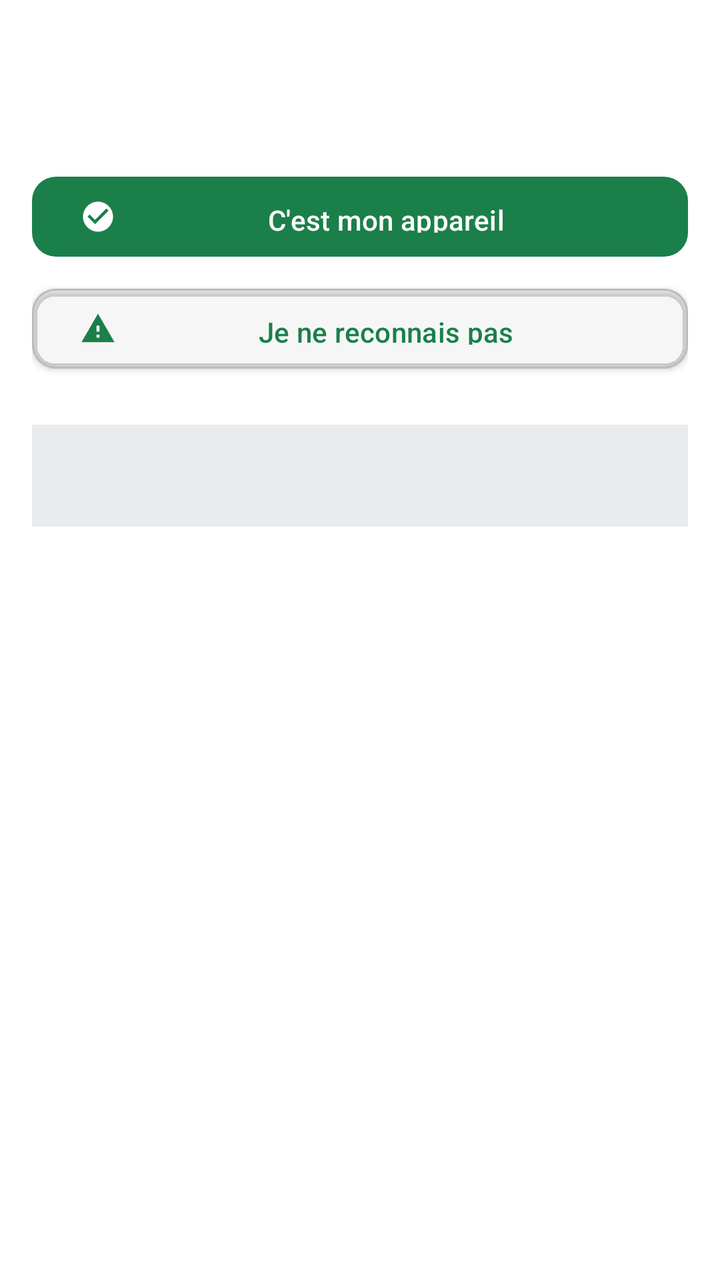
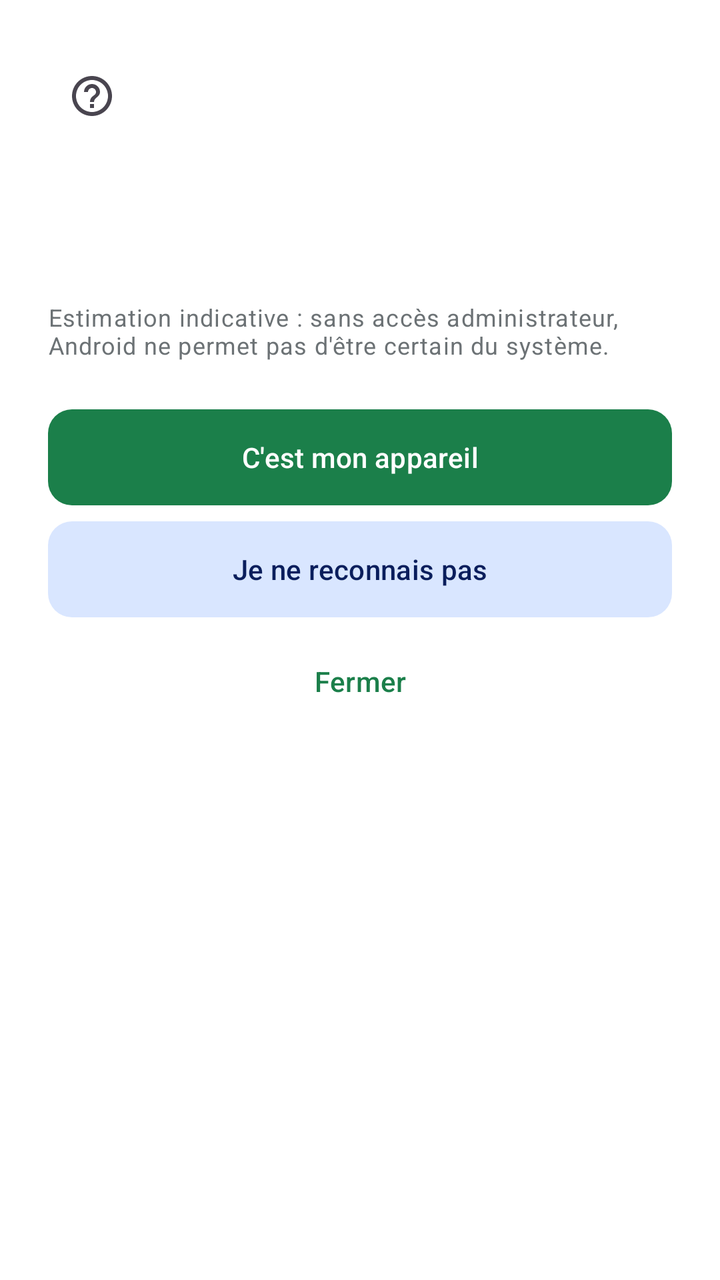

The first picture is an Android layout as it rendered before a commit; the second is the same layout after the commit. The layout source and the unified diff follow.
<!-- AndroidManifest.xml: application theme Theme.NetScan -->
<!-- res/layout/simple_dialog_device.xml -->
<?xml version="1.0" encoding="utf-8"?>
<LinearLayout xmlns:android="http://schemas.android.com/apk/res/android"
    xmlns:app="http://schemas.android.com/apk/res-auto"
    android:layout_width="match_parent"
    android:layout_height="wrap_content"
    android:orientation="vertical"
    android:padding="@dimen/screen_padding"
    android:background="?attr/colorSurface">

    <TextView
        android:id="@+id/text_device_name"
        android:layout_width="match_parent"
        android:layout_height="wrap_content"
        android:layout_marginBottom="@dimen/screen_padding_xs"
        android:textAppearance="@style/TextAppearance.NetScan.TitleLarge"
        android:textColor="?attr/colorOnSurface" />

    <TextView
        android:id="@+id/text_device_ip"
        android:layout_width="match_parent"
        android:layout_height="wrap_content"
        android:layout_marginBottom="@dimen/screen_padding"
        android:fontFamily="monospace"
        android:textAppearance="@style/TextAppearance.NetScan.BodyMedium"
        android:textColor="?attr/colorOnSurfaceVariant" />

    <LinearLayout
        android:layout_width="match_parent"
        android:layout_height="wrap_content"
        android:orientation="vertical"
        android:layout_marginBottom="@dimen/screen_padding">

        <com.google.android.material.button.MaterialButton
            android:id="@+id/button_mine"
            style="@style/Widget.NetScan.Button.Filled"
            android:layout_width="match_parent"
            android:layout_height="@dimen/touch_target_min"
            android:layout_marginBottom="@dimen/screen_padding_small"
            android:text="@string/simple_device_mine"
            android:textAllCaps="false"
            app:icon="@drawable/ic_device_ok"
            app:iconGravity="start"
            app:iconPadding="8dp"
            android:elevation="2dp" />

        <com.google.android.material.button.MaterialButton
            android:id="@+id/button_unknown"
            style="@style/Widget.NetScan.Button.Outlined"
            android:layout_width="match_parent"
            android:layout_height="@dimen/touch_target_min"
            android:text="@string/simple_device_unknown"
            android:textAllCaps="false"
            app:icon="@drawable/ic_device_warning"
            app:iconGravity="start"
            app:iconPadding="8dp"
            android:elevation="2dp" />
    </LinearLayout>

    <TextView
        android:id="@+id/text_advice"
        android:layout_width="match_parent"
        android:layout_height="wrap_content"
        android:layout_marginTop="@dimen/screen_padding_small"
        android:background="?attr/colorSurfaceVariant"
        android:padding="@dimen/screen_padding"
        android:textAppearance="@style/TextAppearance.NetScan.BodyMedium"
        android:textColor="?attr/colorOnSurface" />

</LinearLayout>
<!-- resources referenced by this layout -->
<resources>
  <dimen name="screen_padding_xs">4dp</dimen>
  <!-- drawable ic_device_ok (drawable) -->
  <vector xmlns:android="http://schemas.android.com/apk/res/android"
      android:width="24dp"
      android:height="24dp"
      android:viewportWidth="24"
      android:viewportHeight="24"
      android:tint="?attr/colorPrimary">
      
      <path
          android:fillColor="@android:color/white"
          android:pathData="M12,2C6.5,2 2,6.5 2,12s4.5,10 10,10 10,-4.5 10,-10S17.5,2 12,2zM10,17l-5,-5 1.4,-1.4L10,14.2l7.6,-7.6L19,8l-9,9z" />
  </vector>
  <!-- drawable ic_device_warning (drawable) -->
  <vector xmlns:android="http://schemas.android.com/apk/res/android"
      android:width="24dp"
      android:height="24dp"
      android:viewportWidth="24"
      android:viewportHeight="24"
      android:tint="?attr/colorPrimary">
      
      <path
          android:fillColor="@android:color/white"
          android:pathData="M1,21h22L12,2 1,21zM13,18h-2v-2h2v2zM13,14h-2v-4h2v4z" />
  </vector>
  <style name="Widget.NetScan.Button.Filled" parent="Widget.Material3.Button">
          <item name="android:paddingLeft">24dp</item>
          <item name="android:paddingTop">12dp</item>
          <item name="android:paddingRight">24dp</item>
          <item name="android:paddingBottom">12dp</item>
          <item name="cornerFamily">rounded</item>
          <item name="cornerRadius">12dp</item>
          <item name="android:elevation">2dp</item>
      </style>
  <style name="Widget.NetScan.Button.Outlined" parent="Widget.Material3.Button.OutlinedButton">
          <item name="android:paddingLeft">24dp</item>
          <item name="android:paddingTop">12dp</item>
          <item name="android:paddingRight">24dp</item>
          <item name="android:paddingBottom">12dp</item>
          <item name="cornerFamily">rounded</item>
          <item name="cornerRadius">12dp</item>
          <item name="android:elevation">0dp</item>
      </style>
  <style name="Theme.NetScan" parent="Theme.Material3.DayNight.NoActionBar">
          
          <item name="colorPrimary">@color/primary</item>
          <item name="colorOnPrimary">@color/on_primary</item>
          <item name="colorPrimaryContainer">@color/primary_container</item>
          <item name="colorOnPrimaryContainer">@color/on_primary_container</item>
  
          
          <item name="colorSecondary">@color/secondary</item>
          <item name="colorOnSecondary">@color/on_secondary</item>
          <item name="colorSecondaryContainer">@color/secondary_container</item>
          <item name="colorOnSecondaryContainer">@color/on_secondary_container</item>
  
          
          <item name="colorSurface">@color/surface</item>
          <item name="colorOnSurface">@color/on_surface</item>
          <item name="colorSurfaceVariant">@color/surface_variant</item>
          <item name="colorOnSurfaceVariant">@color/on_surface_variant</item>
          <item name="colorBackground">@color/background</item>
          <item name="android:colorBackground">@color/background</item>
          <item name="android:windowBackground">@color/background</item>
  
          
          <item name="colorOutline">@color/outline</item>
          <item name="colorError">@color/error</item>
          <item name="colorOnError">@color/on_error</item>
          <item name="colorErrorContainer">@color/error_container</item>
          <item name="colorOnErrorContainer">@color/on_error_container</item>
  
          
          <item name="colorSuccess">@color/status_ok</item>
          <item name="colorWarning">@color/status_warning</item>
          <item name="colorOnWarning">@color/on_warning</item>
  
          
          <item name="buttonStyle">@style/Widget.NetScan.Button</item>
          <item name="borderlessButtonStyle">@style/Widget.NetScan.Button.Borderless</item>
  
          
          <item name="textInputStyle">@style/Widget.NetScan.TextInputLayout</item>
          <item name="editTextStyle">@style/Widget.NetScan.EditText</item>
  
          
          <item name="android:progressBarStyleHorizontal">@style/Widget.NetScan.ProgressBar.Horizontal</item>
  
          
          <item name="bottomNavigationStyle">@style/Widget.NetScan.BottomNavigationView</item>
      </style>
  <style name="Widget.NetScan.Button" parent="Widget.Material3.Button">
          <item name="android:insetLeft">0dp</item>
          <item name="android:insetTop">0dp</item>
          <item name="android:insetRight">0dp</item>
          <item name="android:insetBottom">0dp</item>
          <item name="android:paddingLeft">24dp</item>
          <item name="android:paddingTop">12dp</item>
          <item name="android:paddingRight">24dp</item>
          <item name="android:paddingBottom">12dp</item>
          <item name="cornerFamily">rounded</item>
          <item name="cornerRadius">12dp</item>
          <item name="android:elevation">2dp</item>
      </style>
  <style name="Widget.NetScan.Button.Borderless" parent="Widget.Material3.Button.TextButton">
          <item name="android:paddingLeft">16dp</item>
          <item name="android:paddingTop">8dp</item>
          <item name="android:paddingRight">16dp</item>
          <item name="android:paddingBottom">8dp</item>
          <item name="cornerFamily">rounded</item>
          <item name="cornerRadius">8dp</item>
      </style>
  <!-- unchanged entries left out for length: 34 -->
</resources>

<!-- the commit's change to res/layout/simple_dialog_device.xml (unified diff, before → after) -->
@@ -1,69 +1,122 @@
 <?xml version="1.0" encoding="utf-8"?>
-<LinearLayout xmlns:android="http://schemas.android.com/apk/res/android"
+<ScrollView xmlns:android="http://schemas.android.com/apk/res/android"
     xmlns:app="http://schemas.android.com/apk/res-auto"
     android:layout_width="match_parent"
     android:layout_height="wrap_content"
-    android:orientation="vertical"
-    android:padding="@dimen/screen_padding"
-    android:background="?attr/colorSurface">
-
-    <TextView
-        android:id="@+id/text_device_name"
-        android:layout_width="match_parent"
-        android:layout_height="wrap_content"
-        android:layout_marginBottom="@dimen/screen_padding_xs"
-        android:textAppearance="@style/TextAppearance.NetScan.TitleLarge"
-        android:textColor="?attr/colorOnSurface" />
-
-    <TextView
-        android:id="@+id/text_device_ip"
-        android:layout_width="match_parent"
-        android:layout_height="wrap_content"
-        android:layout_marginBottom="@dimen/screen_padding"
-        android:fontFamily="monospace"
-        android:textAppearance="@style/TextAppearance.NetScan.BodyMedium"
-        android:textColor="?attr/colorOnSurfaceVariant" />
+    android:background="?attr/colorSurface"
+    android:fillViewport="false">
 
     <LinearLayout
         android:layout_width="match_parent"
         android:layout_height="wrap_content"
         android:orientation="vertical"
-        android:layout_marginBottom="@dimen/screen_padding">
+        android:padding="@dimen/screen_padding_large">
+
+        <LinearLayout
+            android:layout_width="match_parent"
+            android:layout_height="wrap_content"
+            android:gravity="center_vertical"
+            android:orientation="horizontal">
+
+            <FrameLayout
+                android:id="@+id/icon_container"
+                android:layout_width="@dimen/device_icon_container"
+                android:layout_height="@dimen/device_icon_container">
+
+                <ImageView
+                    android:id="@+id/image_os"
+                    android:layout_width="24dp"
+                    android:layout_height="24dp"
+                    android:layout_gravity="center"
+                    android:importantForAccessibility="no"
+                    android:src="@drawable/ic_os_unknown" />
+            </FrameLayout>
+
+            <LinearLayout
+                android:layout_width="0dp"
+                android:layout_height="wrap_content"
+                android:layout_marginStart="12dp"
+                android:layout_weight="1"
+                android:orientation="vertical">
+
+                <TextView
+                    android:id="@+id/text_device_name"
+                    android:layout_width="match_parent"
+                    android:layout_height="wrap_content"
+                    android:textAppearance="@style/TextAppearance.NetScan.TitleLarge"
+                    android:textColor="?attr/colorOnSurface" />
+
+                <TextView
+                    android:id="@+id/text_device_ip"
+                    android:layout_width="match_parent"
+                    android:layout_height="wrap_content"
+                    android:fontFamily="monospace"
+                    android:textAppearance="@style/TextAppearance.NetScan.BodyMedium"
+                    android:textColor="?attr/colorOnSurfaceVariant" />
+            </LinearLayout>
+        </LinearLayout>
+
+        <TextView
+            android:id="@+id/chip_os"
+            android:layout_width="wrap_content"
+            android:layout_height="wrap_content"
+            android:layout_marginTop="@dimen/screen_padding"
+            android:paddingStart="12dp"
+            android:paddingTop="4dp"
+            android:paddingEnd="12dp"
+            android:paddingBottom="4dp"
+            android:textAppearance="@style/TextAppearance.Material3.LabelLarge" />
+
+        <TextView
+            android:id="@+id/text_device_os"
+            android:layout_width="match_parent"
+            android:layout_height="wrap_content"
+            android:layout_marginTop="@dimen/screen_padding_small"
+            android:textAppearance="@style/TextAppearance.NetScan.BodyMedium"
+            android:textColor="?attr/colorOnSurface" />
+
+        <TextView
+            android:id="@+id/text_os_hint"
+            android:layout_width="match_parent"
+            android:layout_height="wrap_content"
+            android:layout_marginTop="@dimen/screen_padding_small"
+            android:text="@string/os_hint"
+            android:textAppearance="@style/TextAppearance.NetScan.BodySmall"
+            android:textColor="?attr/colorOnSurfaceVariant" />
 
         <com.google.android.material.button.MaterialButton
             android:id="@+id/button_mine"
             style="@style/Widget.NetScan.Button.Filled"
             android:layout_width="match_parent"
-            android:layout_height="@dimen/touch_target_min"
-            android:layout_marginBottom="@dimen/screen_padding_small"
-            android:text="@string/simple_device_mine"
-            android:textAllCaps="false"
-            app:icon="@drawable/ic_device_ok"
-            app:iconGravity="start"
-            app:iconPadding="8dp"
-            android:elevation="2dp" />
+            android:layout_height="wrap_content"
+            android:layout_marginTop="@dimen/screen_padding_large"
+            android:text="@string/simple_device_mine" />
 
         <com.google.android.material.button.MaterialButton
             android:id="@+id/button_unknown"
-            style="@style/Widget.NetScan.Button.Outlined"
+            style="@style/Widget.NetScan.Button.Tonal"
             android:layout_width="match_parent"
-            android:layout_height="@dimen/touch_target_min"
-            android:text="@string/simple_device_unknown"
-            android:textAllCaps="false"
-            app:icon="@drawable/ic_device_warning"
-            app:iconGravity="start"
-            app:iconPadding="8dp"
-            android:elevation="2dp" />
+            android:layout_height="wrap_content"
+            android:layout_marginTop="@dimen/screen_padding_small"
+            android:text="@string/simple_device_unknown" />
+
+        <TextView
+            android:id="@+id/text_advice"
+            android:layout_width="match_parent"
+            android:layout_height="wrap_content"
+            android:layout_marginTop="@dimen/screen_padding"
+            android:padding="@dimen/screen_padding"
+            android:background="?attr/colorSurfaceVariant"
+            android:textAppearance="@style/TextAppearance.NetScan.BodyMedium"
+            android:textColor="?attr/colorOnSurfaceVariant"
+            android:visibility="gone" />
+
+        <com.google.android.material.button.MaterialButton
+            android:id="@+id/button_close"
+            style="@style/Widget.NetScan.Button.Borderless"
+            android:layout_width="match_parent"
+            android:layout_height="wrap_content"
+            android:layout_marginTop="@dimen/screen_padding_small"
+            android:text="@string/simple_device_close" />
     </LinearLayout>
-
-    <TextView
-        android:id="@+id/text_advice"
-        android:layout_width="match_parent"
-        android:layout_height="wrap_content"
-        android:layout_marginTop="@dimen/screen_padding_small"
-        android:background="?attr/colorSurfaceVariant"
-        android:padding="@dimen/screen_padding"
-        android:textAppearance="@style/TextAppearance.NetScan.BodyMedium"
-        android:textColor="?attr/colorOnSurface" />
-
-</LinearLayout>
+</ScrollView>
<!-- resource entries referenced after the edit -->
@@ -1,47 +1,36 @@
 <!-- resources referenced by this layout -->
 <resources>
-  <dimen name="screen_padding_xs">4dp</dimen>
-  <!-- drawable ic_device_ok (drawable) -->
+  <dimen name="device_icon_container">44dp</dimen>
+  <dimen name="screen_padding_large">24dp</dimen>
+  <!-- drawable ic_os_unknown (drawable) -->
+  <?xml version="1.0" encoding="utf-8"?>
   <vector xmlns:android="http://schemas.android.com/apk/res/android"
       android:width="24dp"
       android:height="24dp"
       android:viewportWidth="24"
       android:viewportHeight="24"
-      android:tint="?attr/colorPrimary">
-      
+      android:tint="?attr/colorControlNormal">
       <path
           android:fillColor="@android:color/white"
-          android:pathData="M12,2C6.5,2 2,6.5 2,12s4.5,10 10,10 10,-4.5 10,-10S17.5,2 12,2zM10,17l-5,-5 1.4,-1.4L10,14.2l7.6,-7.6L19,8l-9,9z" />
+          android:pathData="M11,18h2v-2h-2v2zM12,2C6.48,2 2,6.48 2,12s4.48,10 10,10 10,-4.48 10,-10S17.52,2 12,2zM12,20c-4.41,0 -8,-3.59 -8,-8s3.59,-8 8,-8 8,3.59 8,8 -3.59,8 -8,8zM12,6c-2.21,0 -4,1.79 -4,4h2c0,-1.1 0.9,-2 2,-2s2,0.9 2,2c0,2 -3,1.75 -3,5h2c0,-2.25 3,-2.5 3,-5 0,-2.21 -1.79,-4 -4,-4z" />
   </vector>
-  <!-- drawable ic_device_warning (drawable) -->
-  <vector xmlns:android="http://schemas.android.com/apk/res/android"
-      android:width="24dp"
-      android:height="24dp"
-      android:viewportWidth="24"
-      android:viewportHeight="24"
-      android:tint="?attr/colorPrimary">
-      
-      <path
-          android:fillColor="@android:color/white"
-          android:pathData="M1,21h22L12,2 1,21zM13,18h-2v-2h2v2zM13,14h-2v-4h2v4z" />
-  </vector>
-  <style name="Widget.NetScan.Button.Filled" parent="Widget.Material3.Button">
-          <item name="android:paddingLeft">24dp</item>
-          <item name="android:paddingTop">12dp</item>
-          <item name="android:paddingRight">24dp</item>
-          <item name="android:paddingBottom">12dp</item>
-          <item name="cornerFamily">rounded</item>
-          <item name="cornerRadius">12dp</item>
-          <item name="android:elevation">2dp</item>
+  <string name="os_hint">Estimation indicative : sans accès administrateur, Android ne permet pas d\'être certain du système.</string>
+  <string name="simple_device_close">Fermer</string>
+  <style name="TextAppearance.NetScan.BodySmall" parent="TextAppearance.Material3.BodySmall">
+          <item name="fontFamily">sans-serif</item>
+          <item name="android:textSize">12sp</item>
       </style>
-  <style name="Widget.NetScan.Button.Outlined" parent="Widget.Material3.Button.OutlinedButton">
-          <item name="android:paddingLeft">24dp</item>
-          <item name="android:paddingTop">12dp</item>
-          <item name="android:paddingRight">24dp</item>
-          <item name="android:paddingBottom">12dp</item>
-          <item name="cornerFamily">rounded</item>
-          <item name="cornerRadius">12dp</item>
-          <item name="android:elevation">0dp</item>
+  <style name="Widget.NetScan.Button.Filled" />
+  <style name="Widget.NetScan.Button.Tonal" parent="Widget.Material3.Button.TonalButton">
+          <item name="android:minHeight">@dimen/touch_target_min</item>
+          <item name="android:insetTop">0dp</item>
+          <item name="android:insetBottom">0dp</item>
+          <item name="android:paddingLeft">20dp</item>
+          <item name="android:paddingRight">20dp</item>
+          <item name="android:paddingTop">10dp</item>
+          <item name="android:paddingBottom">10dp</item>
+          <item name="cornerRadius">@dimen/button_corner_radius</item>
+          <item name="iconGravity">textStart</item>
       </style>
   <style name="Theme.NetScan" parent="Theme.Material3.DayNight.NoActionBar">
           
@@ -55,6 +44,12 @@
           <item name="colorOnSecondary">@color/on_secondary</item>
           <item name="colorSecondaryContainer">@color/secondary_container</item>
           <item name="colorOnSecondaryContainer">@color/on_secondary_container</item>
+  
+          
+          <item name="colorTertiary">@color/tertiary</item>
+          <item name="colorOnTertiary">@color/on_tertiary</item>
+          <item name="colorTertiaryContainer">@color/tertiary_container</item>
+          <item name="colorOnTertiaryContainer">@color/on_tertiary_container</item>
   
           
           <item name="colorSurface">@color/surface</item>
@@ -91,26 +86,32 @@
           
           <item name="bottomNavigationStyle">@style/Widget.NetScan.BottomNavigationView</item>
       </style>
+  <dimen name="button_corner_radius">12dp</dimen>
+  <color name="tertiary">#7C50B8</color>
+  <color name="on_tertiary">#FFFFFF</color>
+  <color name="tertiary_container">#EADDFF</color>
+  <color name="on_tertiary_container">#2E005F</color>
   <style name="Widget.NetScan.Button" parent="Widget.Material3.Button">
-          <item name="android:insetLeft">0dp</item>
+          <item name="android:minHeight">@dimen/touch_target_min</item>
           <item name="android:insetTop">0dp</item>
-          <item name="android:insetRight">0dp</item>
           <item name="android:insetBottom">0dp</item>
-          <item name="android:paddingLeft">24dp</item>
-          <item name="android:paddingTop">12dp</item>
-          <item name="android:paddingRight">24dp</item>
-          <item name="android:paddingBottom">12dp</item>
-          <item name="cornerFamily">rounded</item>
-          <item name="cornerRadius">12dp</item>
-          <item name="android:elevation">2dp</item>
+          <item name="android:paddingLeft">20dp</item>
+          <item name="android:paddingRight">20dp</item>
+          <item name="android:paddingTop">10dp</item>
+          <item name="android:paddingBottom">10dp</item>
+          <item name="cornerRadius">@dimen/button_corner_radius</item>
+          <item name="iconGravity">textStart</item>
       </style>
   <style name="Widget.NetScan.Button.Borderless" parent="Widget.Material3.Button.TextButton">
-          <item name="android:paddingLeft">16dp</item>
+          <item name="android:minHeight">@dimen/touch_target_min</item>
+          <item name="android:insetTop">0dp</item>
+          <item name="android:insetBottom">0dp</item>
+          <item name="android:paddingLeft">12dp</item>
+          <item name="android:paddingRight">12dp</item>
           <item name="android:paddingTop">8dp</item>
-          <item name="android:paddingRight">16dp</item>
           <item name="android:paddingBottom">8dp</item>
-          <item name="cornerFamily">rounded</item>
           <item name="cornerRadius">8dp</item>
+          <item name="iconGravity">textStart</item>
       </style>
   <!-- unchanged entries left out for length: 34 -->
 </resources>
